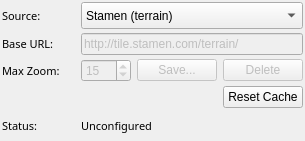
Qt form tile_map/src/tile_map_config.ui (ros2-gbp/mapviz-release) before a commit.
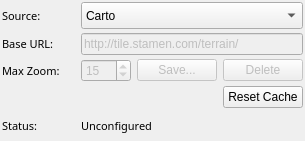
The same form after that commit.

The edit to the form file:
```diff
--- a/tile_map/src/tile_map_config.ui
+++ b/tile_map/src/tile_map_config.ui
@@ -99,6 +99,11 @@
      <property name="editable">
       <bool>false</bool>
      </property>
+     <item>
+      <property name="text">
+       <string>Carto</string>
+      </property>
+     </item>
      <item>
       <property name="text">
        <string>Stamen (terrain)</string>
```
Left out of the diff: 10 changed lines with no effect on the pictures.
